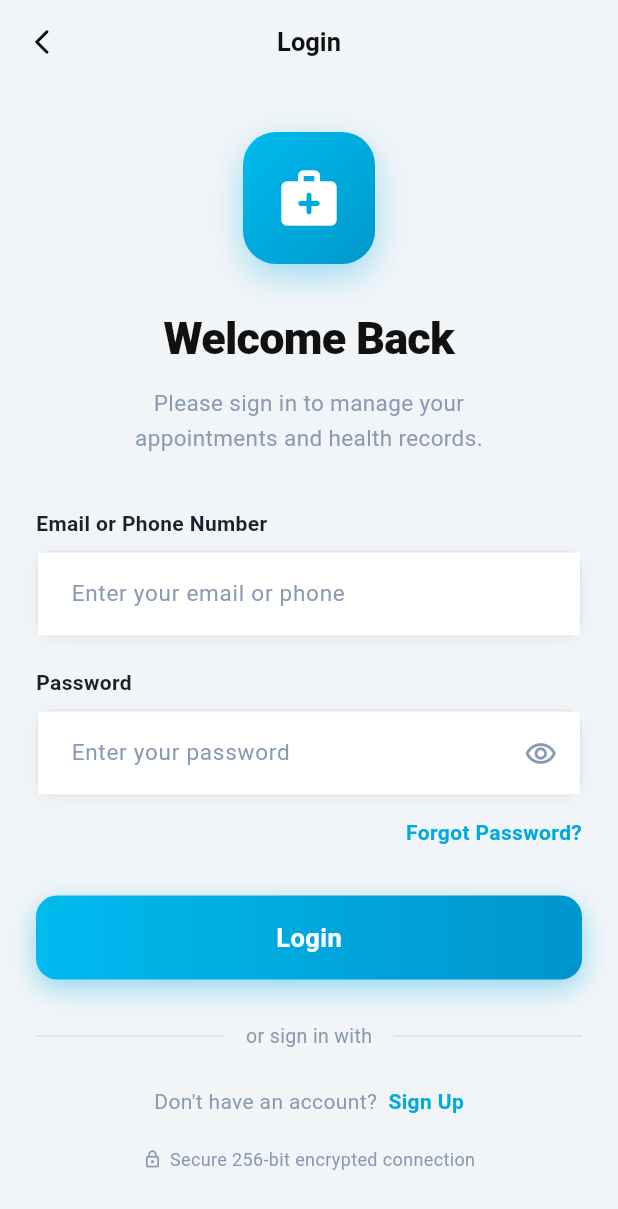
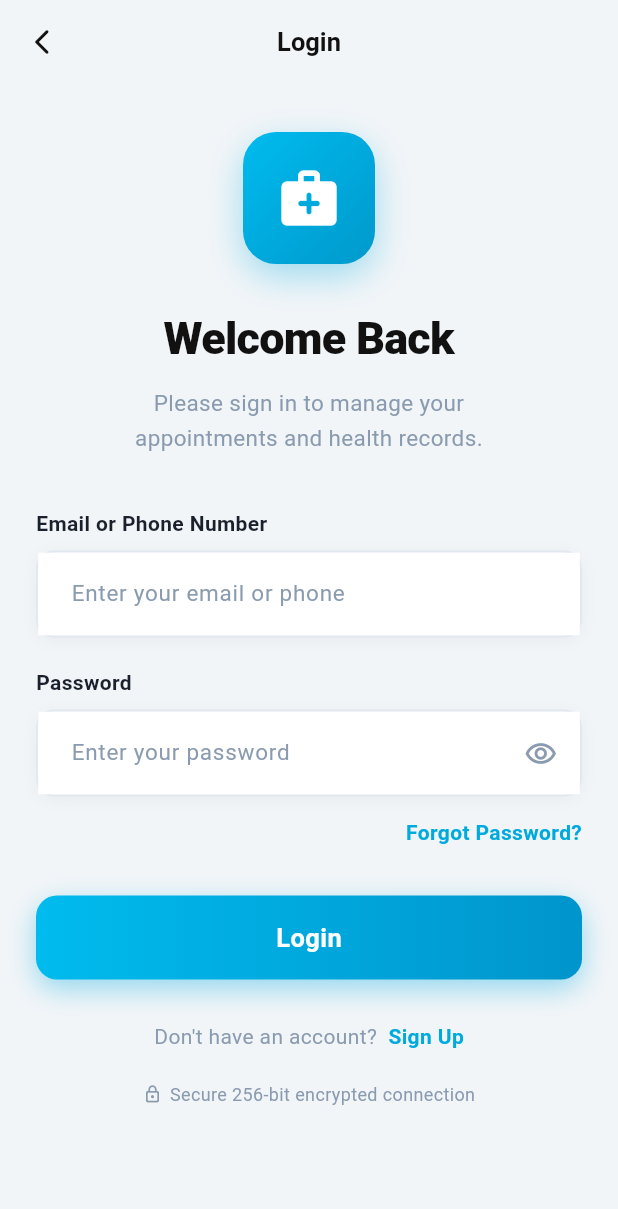
Before and after one commit to sahan40/Mediconect-official-packages, a Flutter app: the screen it shows after launch, on a phone screen of 412 x 824 dp. Shown: the top 1209 px of the screen. Run offline on Flutter 3.47's test engine with Material 3 defaults, Android fonts, the phone set to English and light mode, and no system bars; our stand-ins replace go_router, sqflite; accounts and stored records are empty.

Commit message:
Remove divider and spacing for improved login screen layout

```diff
--- a/lib/presentation/screens/login_screen.dart
+++ b/lib/presentation/screens/login_screen.dart
@@ -143,10 +143,6 @@ class _LoginScreenState extends State<LoginScreen> {
               ),
               const SizedBox(height: 28),
 
-              // Divider
-              const LabelledDivider(label: 'or sign in with'),
-              const SizedBox(height: 24),
-
               SignUpFooter(
                 onSignUpTap: () {
                   context.push(AppRoutes.signup);
```
